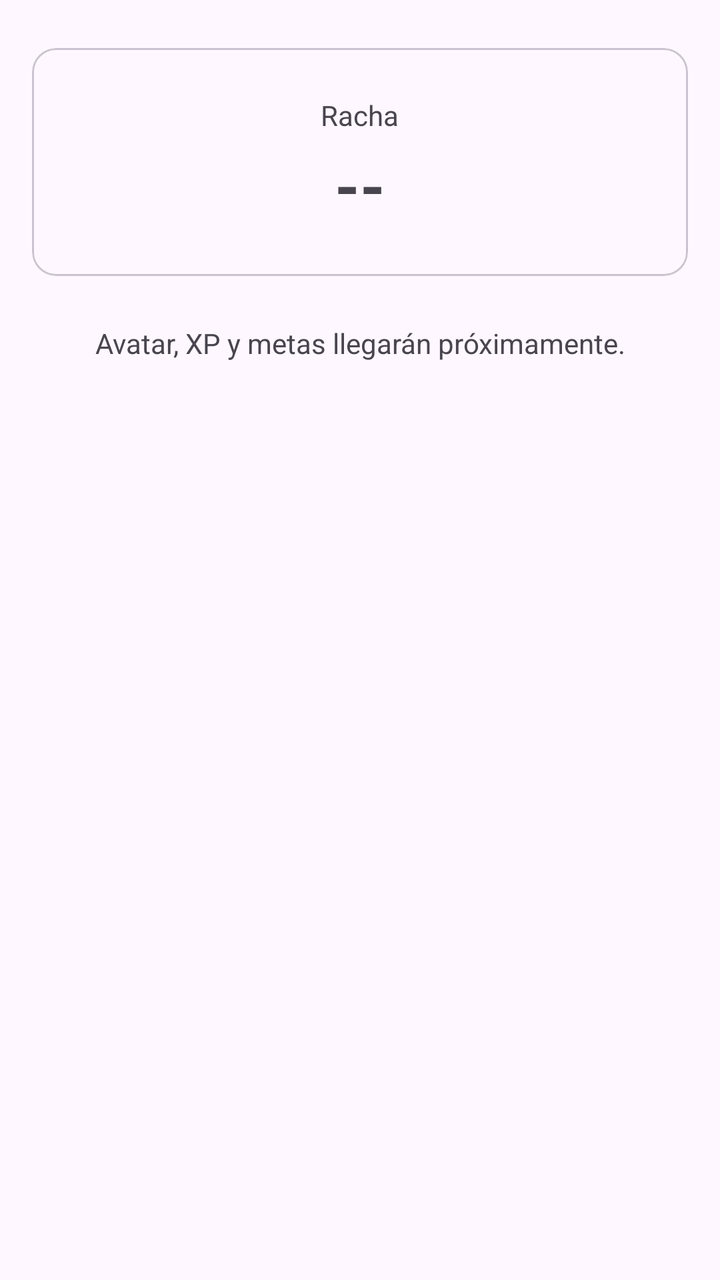
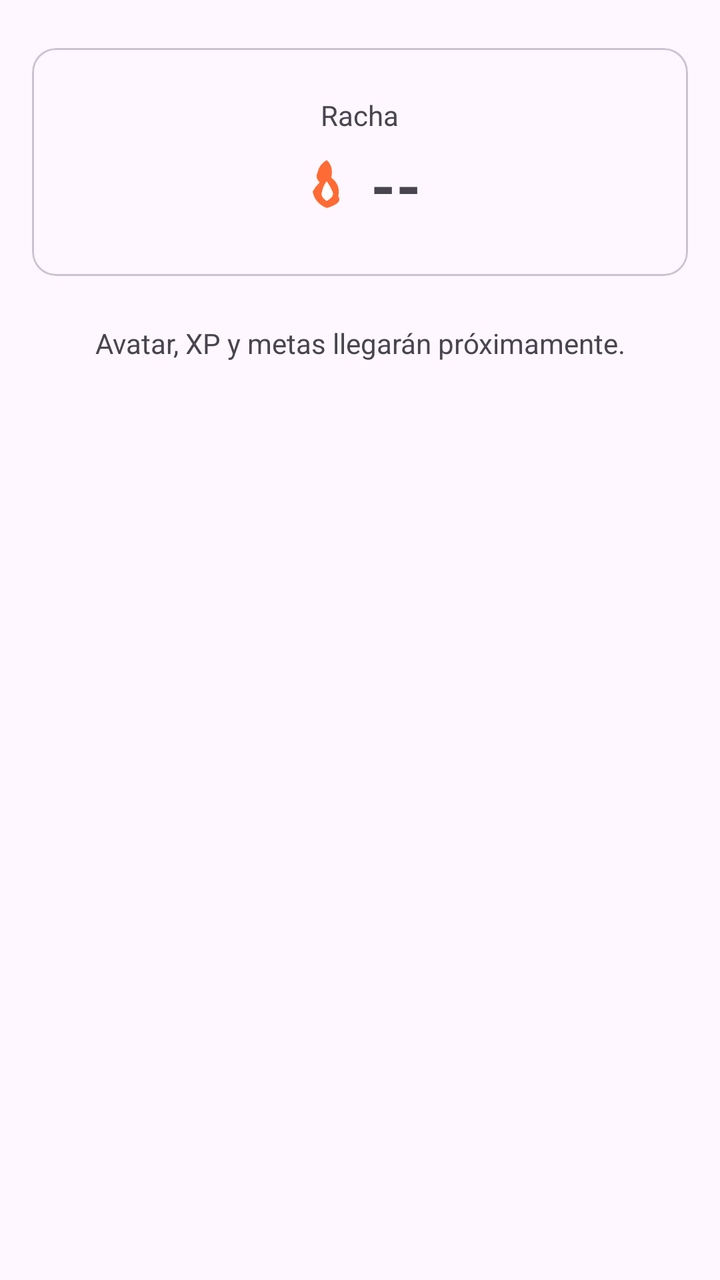

Screens rendered from an Android XML layout before and after an edit, with the pre-edit source and the edit as a unified diff.
<!-- AndroidManifest.xml: application theme Theme.IronQuest -->
<!-- res/layout/fragment_home.xml -->
<?xml version="1.0" encoding="utf-8"?>
<ScrollView xmlns:android="http://schemas.android.com/apk/res/android"
    android:layout_width="match_parent"
    android:layout_height="match_parent">

    <LinearLayout
        android:layout_width="match_parent"
        android:layout_height="wrap_content"
        android:orientation="vertical"
        android:padding="16dp">

        <com.google.android.material.card.MaterialCardView
            android:layout_width="match_parent"
            android:layout_height="wrap_content"
            android:layout_marginTop="8dp">

            <LinearLayout
                android:layout_width="match_parent"
                android:layout_height="wrap_content"
                android:orientation="vertical"
                android:gravity="center"
                android:padding="24dp">

                <TextView
                    android:layout_width="wrap_content"
                    android:layout_height="wrap_content"
                    android:text="Racha"
                    android:textSize="14sp" />

                <TextView
                    android:id="@+id/text_racha_inicio"
                    android:layout_width="wrap_content"
                    android:layout_height="wrap_content"
                    android:layout_marginTop="4dp"
                    android:textStyle="bold"
                    android:textSize="32sp"
                    android:text="--" />

            </LinearLayout>
        </com.google.android.material.card.MaterialCardView>

        <TextView
            android:layout_width="match_parent"
            android:layout_height="wrap_content"
            android:layout_marginTop="24dp"
            android:gravity="center"
            android:textSize="14sp"
            android:text="Avatar, XP y metas llegarán próximamente." />

    </LinearLayout>

</ScrollView>
<!-- resources referenced by this layout -->
<resources>
  <style name="Theme.IronQuest" parent="Theme.Material3.DayNight.NoActionBar">
          <item name="colorPrimary">@color/ironquest_orange</item>
          <item name="colorOnPrimary">@color/ironquest_on_orange</item>
          <item name="colorPrimaryContainer">@color/ironquest_orange_container</item>
          <item name="colorOnPrimaryContainer">@color/ironquest_on_orange_container</item>
          <item name="colorSecondary">@color/ironquest_orange_dark</item>
          <item name="colorOnSecondary">@color/ironquest_on_orange</item>
          <item name="colorSecondaryContainer">@color/ironquest_orange_light</item>
          <item name="colorOnSecondaryContainer">@color/ironquest_on_orange_container</item>
          <item name="colorTertiary">@color/ironquest_orange_dark</item>
      </style>
  <color name="ironquest_orange">#FF6B35</color>
  <color name="ironquest_on_orange">#FFFFFF</color>
  <color name="ironquest_orange_container">#FFDBCE</color>
  <color name="ironquest_on_orange_container">#3A0D00</color>
  <color name="ironquest_orange_dark">#E8571F</color>
  <color name="ironquest_orange_light">#FFB199</color>
</resources>

<!-- the commit's change to res/layout/fragment_home.xml (unified diff, before → after) -->
@@ -27,14 +27,29 @@
                     android:text="Racha"
                     android:textSize="14sp" />
 
-                <TextView
-                    android:id="@+id/text_racha_inicio"
+                <LinearLayout
                     android:layout_width="wrap_content"
                     android:layout_height="wrap_content"
                     android:layout_marginTop="4dp"
-                    android:textStyle="bold"
-                    android:textSize="32sp"
-                    android:text="--" />
+                    android:orientation="horizontal"
+                    android:gravity="center_vertical">
+
+                    <ImageView
+                        android:layout_width="28dp"
+                        android:layout_height="28dp"
+                        android:layout_marginEnd="8dp"
+                        android:src="@drawable/ic_racha_fuego"
+                        android:contentDescription="Racha" />
+
+                    <TextView
+                        android:id="@+id/text_racha_inicio"
+                        android:layout_width="wrap_content"
+                        android:layout_height="wrap_content"
+                        android:textStyle="bold"
+                        android:textSize="32sp"
+                        android:text="--" />
+
+                </LinearLayout>
 
             </LinearLayout>
         </com.google.android.material.card.MaterialCardView>
<!-- resource entries referenced after the edit -->
@@ -1,5 +1,18 @@
 <!-- resources referenced by this layout -->
 <resources>
+  <!-- drawable ic_racha_fuego (drawable) -->
+  <vector xmlns:android="http://schemas.android.com/apk/res/android"
+      android:width="24dp"
+      android:height="24dp"
+      android:viewportWidth="24"
+      android:viewportHeight="24">
+      <path
+          android:fillColor="@color/ironquest_orange"
+          android:pathData="M12,22 Q19,20 17,17 Q18,12 14,9 Q15,4 12,1.5 Q9,3 8,7 Q7,9 9,11 Q7,13 6,15 Q7,20 12,22 Z" />
+      <path
+          android:fillColor="#FFFFFF"
+          android:pathData="M12,19 Q15.5,17 14.5,15 Q13.5,12.5 12,10.5 Q10.5,12.5 10,15 Q9,17 12,19 Z" />
+  </vector>
   <style name="Theme.IronQuest" parent="Theme.Material3.DayNight.NoActionBar">
           <item name="colorPrimary">@color/ironquest_orange</item>
           <item name="colorOnPrimary">@color/ironquest_on_orange</item>
